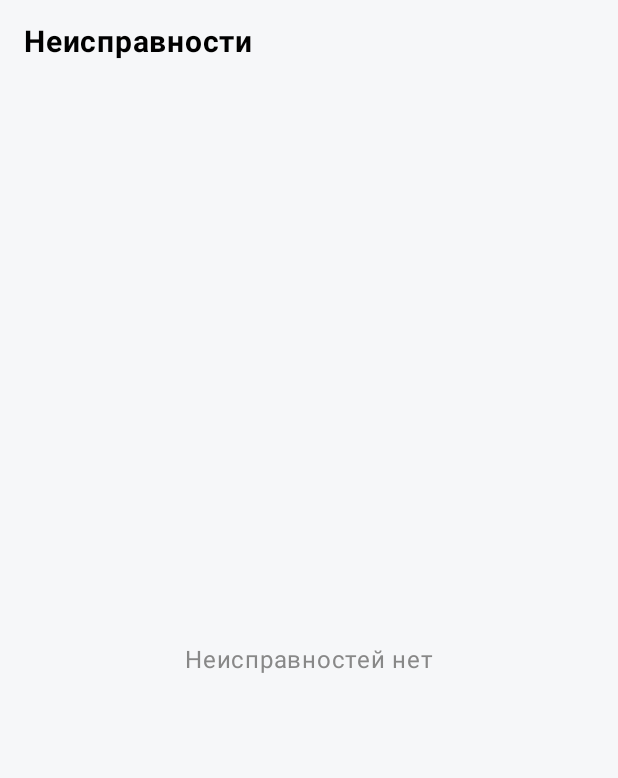
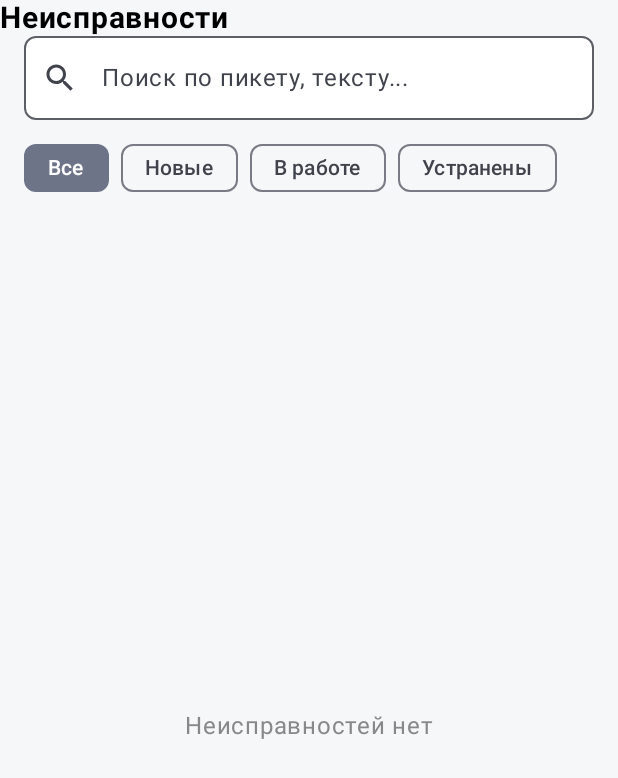
Before and after one commit to avordnaskella/MetroMobile, an Android app built with Jetpack Compose: the HomeScreen screen opened through its navigation route, after a tap on "Список неисправностей", on a phone screen of 412 x 824 dp. Shown: the top 778 px of the screen. Run offline under Robolectric (Android 15) with nearby library versions, the phone set to English and light mode, and no system bars; our stand-ins replace Dagger/Hilt's generated code, Room's generated code; 1 statement that could not run was skipped.

Commit message:
добавление отступов у заголовков

```diff
--- a/Metro/app/src/main/java/com/example/metroosmotr/presentation/create/CreateScreen.kt
+++ b/Metro/app/src/main/java/com/example/metroosmotr/presentation/create/CreateScreen.kt
@@ -34,7 +34,7 @@ import androidx.core.content.ContextCompat
 import androidx.hilt.navigation.compose.hiltViewModel
 import com.example.metroosmotr.domain.model.Severity
 import com.example.metroosmotr.presentation.utils.PhotoUtils
-
+import androidx.compose.foundation.layout.statusBarsPadding
 
 @OptIn(ExperimentalMaterial3Api::class)
 @Composable
@@ -87,7 +87,7 @@ fun CreateScreen(
         if (uiState.isSuccess) onNavigateBack()
     }
 
-    Column(modifier = Modifier.fillMaxSize().background(Color(0xFFF6F7F9))) {
+    Column(modifier = Modifier.fillMaxSize().background(Color(0xFFF6F7F9)).statusBarsPadding()) {
         TopAppBar(
             title = { Text("Новая неисправность", fontSize = 18.sp, fontWeight = FontWeight.Bold) },
             navigationIcon = { IconButton(onClick = onNavigateBack) { Icon(Icons.Default.ArrowBack, null) } },
--- a/Metro/app/src/main/java/com/example/metroosmotr/presentation/home/HomeScreen.kt
+++ b/Metro/app/src/main/java/com/example/metroosmotr/presentation/home/HomeScreen.kt
@@ -16,6 +16,7 @@ import androidx.compose.ui.unit.sp
 import androidx.hilt.navigation.compose.hiltViewModel
 import androidx.compose.foundation.BorderStroke
 import androidx.compose.material3.Text
+import androidx.compose.foundation.layout.statusBarsPadding
 
 @Composable
 fun HomeScreen(
@@ -30,7 +31,7 @@ fun HomeScreen(
         modifier = Modifier
             .fillMaxSize()
             .background(Color(0xFFF6F7F9)) // Фон из макета
-            .padding(16.dp),
+            .statusBarsPadding(),
         verticalArrangement = Arrangement.spacedBy(12.dp)
     ) {
         // Шапка (Заголовок)
--- a/Metro/app/src/main/java/com/example/metroosmotr/presentation/list/ListScreen.kt
+++ b/Metro/app/src/main/java/com/example/metroosmotr/presentation/list/ListScreen.kt
@@ -22,6 +22,9 @@ import androidx.hilt.navigation.compose.hiltViewModel
 import com.example.metroosmotr.domain.model.Defect
 import com.example.metroosmotr.domain.model.DefectStatus
 import com.example.metroosmotr.domain.model.Severity
+import androidx.compose.material.icons.filled.Search
+import androidx.compose.material3.FilterChip
+import androidx.compose.foundation.layout.statusBarsPadding
 
 @Composable
 fun ListScreen(
@@ -31,42 +34,57 @@ fun ListScreen(
     val uiState by viewModel.uiState.collectAsState()
 
     Column(modifier = Modifier.fillMaxSize().background(Color(0xFFF6F7F9))) {
-        Text("Неисправности", fontSize = 20.sp, fontWeight = FontWeight.Bold, modifier = Modifier.padding(16.dp))
+        Text("Неисправности", fontSize = 20.sp, fontWeight = FontWeight.Bold, modifier = Modifier.statusBarsPadding())
 
-        if (uiState.defects.isEmpty()) {
-            Box(modifier = Modifier.fillMaxSize(), contentAlignment = Alignment.Center) { Text("Неисправностей нет", color = Color.Gray) }
-        } else {
+
         OutlinedTextField(
             value = uiState.searchQuery,
             onValueChange = viewModel::onSearchQueryChange,
             placeholder = { Text("Поиск по пикету, тексту...") },
-                modifier = Modifier.fillMaxWidth().padding(16.dp),
+            modifier = Modifier.fillMaxWidth().padding(horizontal = 16.dp),
+            shape = RoundedCornerShape(8.dp),
             leadingIcon = { Icon(Icons.Default.Search, contentDescription = null) },
-                shape = RoundedCornerShape(8.dp)
+            colors = OutlinedTextFieldDefaults.colors(unfocusedContainerColor = Color.White)
         )
 
-// Чипсы фильтрации
+
         Row(
-                modifier = Modifier.fillMaxWidth().padding(horizontal = 16.dp),
+            modifier = Modifier.fillMaxWidth().padding(horizontal = 16.dp, vertical = 8.dp),
             horizontalArrangement = Arrangement.spacedBy(8.dp)
         ) {
             FilterChip(
+                selected = uiState.selectedStatus == null,
+                onClick = { viewModel.onStatusFilterChange(null) },
+                label = { Text("Все") }
+            )
+            FilterChip(
                 selected = uiState.selectedStatus == DefectStatus.NEW,
-                    onClick = { viewModel.onStatusFilterChange(if (uiState.selectedStatus == DefectStatus.NEW) null else DefectStatus.NEW) },
+                onClick = { viewModel.onStatusFilterChange(DefectStatus.NEW) },
                 label = { Text("Новые") }
             )
             FilterChip(
                 selected = uiState.selectedStatus == DefectStatus.IN_PROGRESS,
-                    onClick = { viewModel.onStatusFilterChange(if (uiState.selectedStatus == DefectStatus.IN_PROGRESS) null else DefectStatus.IN_PROGRESS) },
+                onClick = { viewModel.onStatusFilterChange(DefectStatus.IN_PROGRESS) },
                 label = { Text("В работе") }
             )
             FilterChip(
                 selected = uiState.selectedStatus == DefectStatus.FIXED,
-                    onClick = { viewModel.onStatusFilterChange(if (uiState.selectedStatus == DefectStatus.FIXED) null else DefectStatus.FIXED) },
+                onClick = { viewModel.onStatusFilterChange(DefectStatus.FIXED) },
                 label = { Text("Устранены") }
             )
         }
-            LazyColumn(modifier = Modifier.fillMaxSize(), contentPadding = PaddingValues(16.dp), verticalArrangement = Arrangement.spacedBy(12.dp)) {
+
+
+        if (uiState.defects.isEmpty()) {
+            Box(modifier = Modifier.fillMaxSize(), contentAlignment = Alignment.Center) {
+                Text("Неисправностей нет", color = Color.Gray)
+            }
+        } else {
+            LazyColumn(
+                modifier = Modifier.fillMaxSize(),
+                contentPadding = PaddingValues(16.dp),
+                verticalArrangement = Arrangement.spacedBy(12.dp)
+            ) {
                 items(uiState.defects) { defect ->
                     DefectCard(defect) { onNavigateToDefect(defect.id) }
                 }
--- a/Metro/app/src/main/java/com/example/metroosmotr/presentation/shift/ShiftScreen.kt
+++ b/Metro/app/src/main/java/com/example/metroosmotr/presentation/shift/ShiftScreen.kt
@@ -16,6 +16,7 @@ import androidx.compose.ui.text.font.FontWeight
 import androidx.compose.ui.unit.dp
 import androidx.compose.ui.unit.sp
 import com.example.metroosmotr.presentation.utils.PdfExporter
+import androidx.compose.foundation.layout.statusBarsPadding
 
 @OptIn(ExperimentalMaterial3Api::class)
 @Composable
@@ -29,6 +30,7 @@ fun ShiftScreen(
         modifier = Modifier
             .fillMaxSize()
             .background(Color(0xFFF6F7F9))
+            .statusBarsPadding()
     ) {
         TopAppBar(
             title = { Text("Смена осмотра", fontSize = 18.sp, fontWeight = FontWeight.Bold) },
```
Lines whose indentation alone changed are shown as unchanged.
